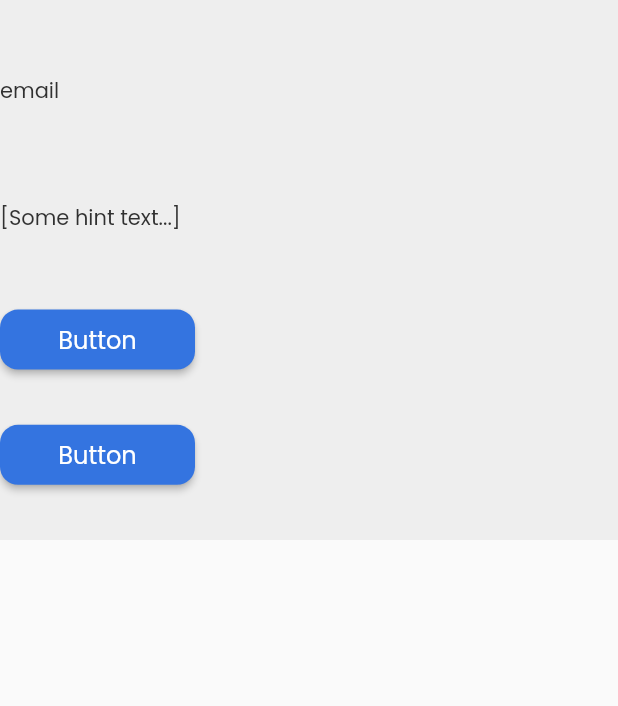
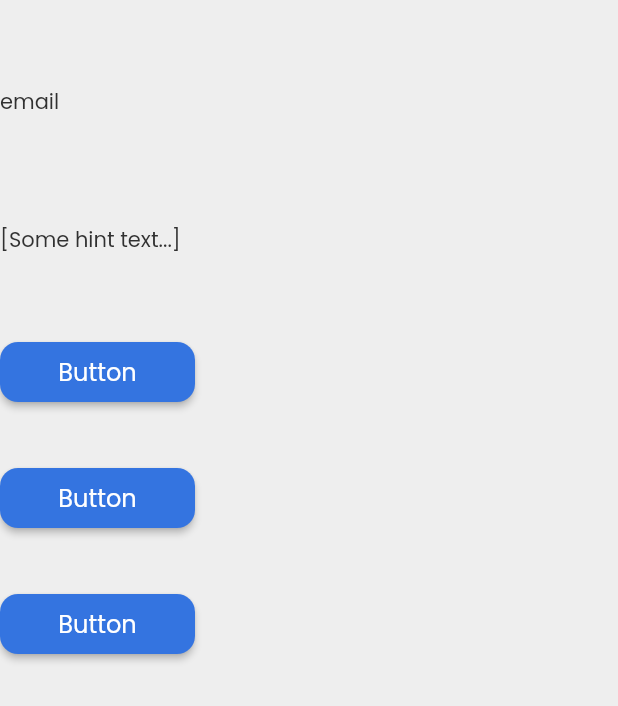
Before and after one commit to kimgiftww/kgfs08, a Flutter app: the screen it shows after launch, on a phone screen of 412 x 824 dp. Shown: the top 706 px of the screen. Run offline on Flutter 3.47's test engine with Material 2 defaults, Android fonts, the phone set to English and light mode, and no system bars; drawn by our look-alikes of auto_size_text; our stand-ins replace built_collection, built_value, cloud_firestore, firebase_auth, firebase_core, font_awesome_flutter and 4 more; accounts and stored records are empty; generated files the repository leaves out were written again.

Commit message:
Updating to latest FlutterFlow output.

```diff
--- a/lib/login/login_widget.dart
+++ b/lib/login/login_widget.dart
@@ -35,7 +35,7 @@ class _LoginWidgetState extends State<LoginWidget> {
           children: [
             Container(
               width: double.infinity,
-              height: 360,
+              height: 480,
               decoration: BoxDecoration(
                 color: Color(0xFFEEEEEE),
               ),
@@ -202,6 +202,41 @@ class _LoginWidgetState extends State<LoginWidget> {
                         ),
                       )
                     ],
+                  ),
+                  Row(
+                    mainAxisSize: MainAxisSize.max,
+                    children: [
+                      FFButtonWidget(
+                        onPressed: () async {
+                          final user = await signInWithGoogle(context);
+                          if (user == null) {
+                            return;
+                          }
+                          await Navigator.pushAndRemoveUntil(
+                            context,
+                            MaterialPageRoute(
+                              builder: (context) => ProfileWidget(),
+                            ),
+                            (r) => false,
+                          );
+                        },
+                        text: 'Button',
+                        options: FFButtonOptions(
+                          width: 130,
+                          height: 40,
+                          color: FlutterFlowTheme.primaryColor,
+                          textStyle: FlutterFlowTheme.subtitle2.override(
+                            fontFamily: 'Poppins',
+                            color: Colors.white,
+                          ),
+                          borderSide: BorderSide(
+                            color: Colors.transparent,
+                            width: 1,
+                          ),
+                          borderRadius: 12,
+                        ),
+                      )
+                    ],
                   )
                 ],
               ),
```
